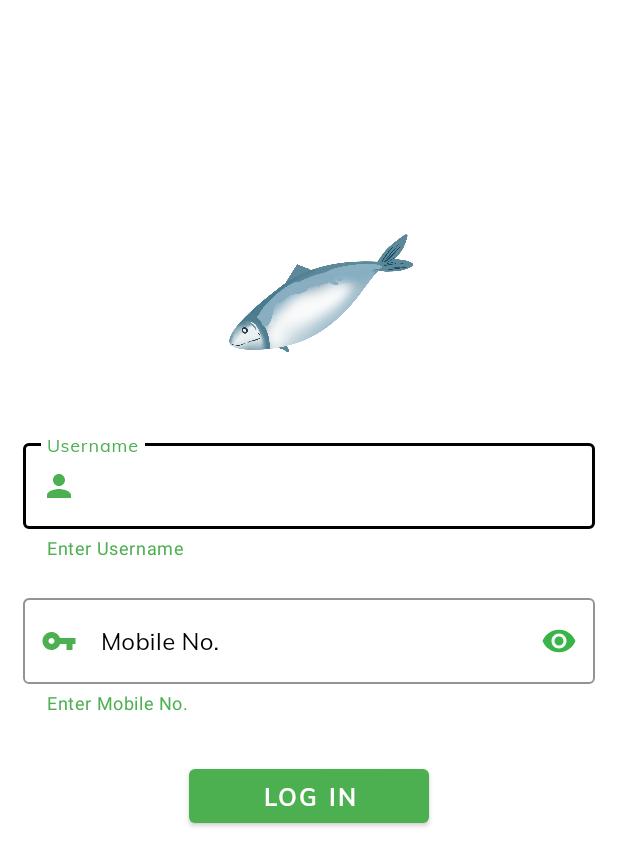
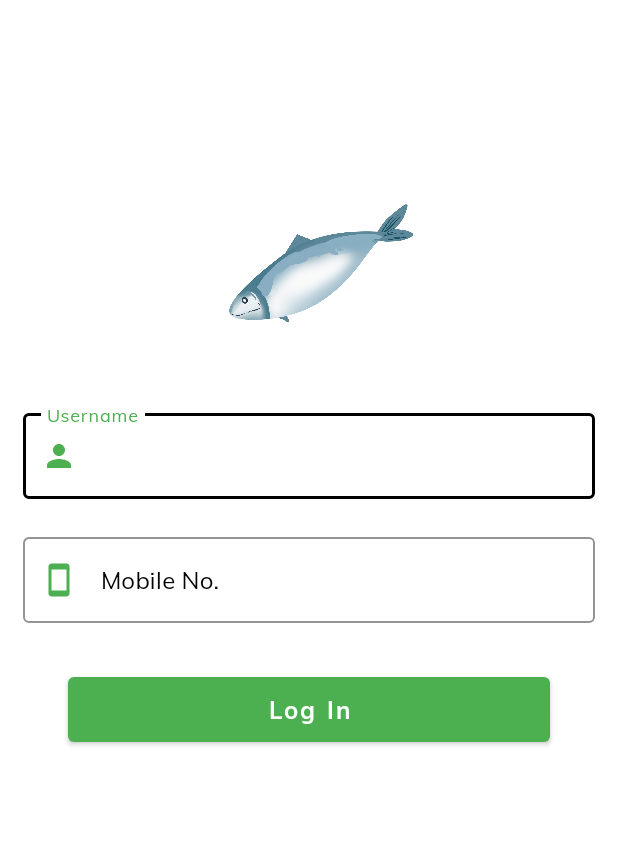
Before and after one commit to Bhupendr/E_Commerce, an Android app: the layout login_page.xml on its own in the app's theme, with its tools: preview values and no code run, on a phone screen of 412 x 824 dp. Shown: the top 866 px of the screen. Run offline under Robolectric (Android 15) with nearby library versions, the phone set to English and light mode, and no system bars.

Commit message:
15/09/2021 Night Pankaj Sharma

```diff
--- a/app/src/main/java/com/Frndzcart/frndzcart/adapter/CartAdapter.kt
+++ b/app/src/main/java/com/Frndzcart/frndzcart/adapter/CartAdapter.kt
@@ -11,8 +11,8 @@ import com.Frndzcart.frndzcart.Global.Global
 import com.Frndzcart.frndzcart.R
 import com.Frndzcart.frndzcart.databinding.ProductItemViewBinding
 import com.Frndzcart.frndzcart.fragment.Cartfragment
-import com.cinntra.salesB2C.`interface`.counter
-import com.cinntra.salesB2C.`interface`.setvisibility
+import com.Frndzcart.frndzcart.`interface`.counter
+import com.Frndzcart.frndzcart.`interface`.setvisibility
 import kotlinx.android.synthetic.main.product_item_view.view.*
 
 class CartAdapter() : RecyclerView.Adapter<CartAdapter.Category_Holder>()  {
--- a/app/src/main/java/com/Frndzcart/frndzcart/adapter/ProductAdapter.kt
+++ b/app/src/main/java/com/Frndzcart/frndzcart/adapter/ProductAdapter.kt
@@ -12,7 +12,7 @@ import androidx.recyclerview.widget.RecyclerView
 import com.Frndzcart.frndzcart.Global.Global
 import com.Frndzcart.frndzcart.R
 import com.Frndzcart.frndzcart.model.Item_Model
-import com.cinntra.salesB2C.`interface`.counter
+import com.Frndzcart.frndzcart.`interface`.counter
 
 class ProductAdapter(var arrayList: ArrayList<Item_Model>) : RecyclerView.Adapter<ProductAdapter.Category_Holder>()  {
     private var context: Context? = null
--- a/app/src/main/java/com/Frndzcart/frndzcart/fragment/Cartfragment.kt
+++ b/app/src/main/java/com/Frndzcart/frndzcart/fragment/Cartfragment.kt
@@ -11,7 +11,7 @@ import com.Frndzcart.frndzcart.Global.Global
 import com.Frndzcart.frndzcart.R
 import com.Frndzcart.frndzcart.adapter.CartAdapter
 import com.Frndzcart.frndzcart.databinding.CartBinding
-import com.cinntra.salesB2C.`interface`.setvisibility
+import com.Frndzcart.frndzcart.`interface`.setvisibility
 
 
 class Cartfragment : Fragment(), setvisibility,View.OnClickListener {
--- /dev/null
+++ b/app/src/main/java/com/Frndzcart/frndzcart/interface/DrawerLock.kt
@@ -0,0 +1,5 @@
+package com.Frndzcart.frndzcart.`interface`
+
+ interface DrawerLock {
+    fun setDrawerLocked(shouldLock: Boolean)
+}
--- a/app/src/main/java/com/Frndzcart/frndzcart/interface/counter.kt
+++ b/app/src/main/java/com/Frndzcart/frndzcart/interface/counter.kt
@@ -1,4 +1,4 @@
-package com.cinntra.salesB2C.`interface`
+package com.Frndzcart.frndzcart.`interface`
 
 interface counter {
     abstract fun onCount(size: Int)
--- a/app/src/main/java/com/Frndzcart/frndzcart/interface/setvisibility.kt
+++ b/app/src/main/java/com/Frndzcart/frndzcart/interface/setvisibility.kt
@@ -1,4 +1,4 @@
-package com.cinntra.salesB2C.`interface`
+package com.Frndzcart.frndzcart.`interface`
 
 interface setvisibility {
     abstract fun setVisibilty(size: Int)
--- /dev/null
+++ b/app/src/main/res/drawable/ic_baseline_smartphone_24.xml
@@ -0,0 +1,10 @@
+<vector xmlns:android="http://schemas.android.com/apk/res/android"
+    android:width="24dp"
+    android:height="24dp"
+    android:viewportWidth="24"
+    android:viewportHeight="24"
+    android:tint="?attr/colorControlNormal">
+  <path
+      android:fillColor="@android:color/white"
+      android:pathData="M17,1.01L7,1c-1.1,0 -2,0.9 -2,2v18c0,1.1 0.9,2 2,2h10c1.1,0 2,-0.9 2,-2V3c0,-1.1 -0.9,-1.99 -2,-1.99zM17,19H7V5h10v14z"/>
+</vector>
--- a/app/src/main/res/layout/activity_main.xml
+++ b/app/src/main/res/layout/activity_main.xml
@@ -6,6 +6,7 @@
     android:layout_width="match_parent"
     android:layout_height="match_parent"
     android:fitsSystemWindows="true"
+    style="@style/Theme.AppCompat.Light"
     tools:openDrawer="start">
 
 
--- a/app/src/main/res/layout/login_page.xml
+++ b/app/src/main/res/layout/login_page.xml
@@ -31,7 +31,7 @@
         app:layout_constraintRight_toRightOf="parent"
         android:background="@drawable/fish_image"
         app:layout_constraintTop_toTopOf="parent"
-        android:layout_marginTop="@dimen/size_120"/>
+        android:layout_marginTop="@dimen/size_100"/>
 
             <com.google.android.material.textfield.TextInputLayout
                 android:id="@+id/textField"
@@ -48,9 +48,6 @@
                 android:textColorHint="@color/black"
                 app:boxStrokeColor="@color/black"
                 app:hintAnimationEnabled="true"
-                app:helperTextEnabled="true"
-                app:helperText="@string/enter_username"
-                app:helperTextTextColor="@color/colorPrimary"
                 android:hint="@string/username">
 
                 <com.google.android.material.textfield.TextInputEditText
@@ -63,9 +60,7 @@
                     android:textSize="@dimen/text_size_16"
                     android:paddingLeft="@dimen/size_10"
                     android:paddingRight="@dimen/size_10"
-                    android:maxLines="1"
-                    app:helperTextEnabled="true"
-                    app:helperText="@string/enter_username"/>
+                    android:maxLines="1"/>
 
 
 
@@ -80,49 +75,45 @@
                 app:helperTextTextColor="@color/colorPrimary"
                 app:layout_constraintStart_toStartOf="parent"
                 app:layout_constraintEnd_toEndOf="parent"
-                app:startIconDrawable="@drawable/ic_baseline_vpn_key_24"
+                app:startIconDrawable="@drawable/ic_baseline_smartphone_24"
                 app:startIconContentDescription="@string/username"
                 app:startIconTint="@color/colorPrimary"
                 android:textColorHint="@color/black"
-                app:endIconMode="password_toggle"
-                app:endIconTint="@color/green"
                 app:boxStrokeColor="@color/black"
                 style="@style/Widget.MaterialComponents.TextInputLayout.OutlinedBox"
                 android:hint="@string/mobile_no"
-                app:helperTextEnabled="true"
-                app:helperText="@string/enter_mobile"
-                app:hintAnimationEnabled="true"
                 >
 
                 <com.google.android.material.textfield.TextInputEditText
                     android:layout_width="match_parent"
                     android:layout_height="wrap_content"
-                    android:inputType="textPassword"
+                    android:inputType="phone"
                     android:textColor="@color/black"
                     android:fontFamily="@font/muli_regular"
                     android:textSize="@dimen/text_size_16"
                     android:paddingLeft="@dimen/size_10"
                     android:paddingRight="@dimen/size_10"
-                    android:maxLines="1"
-                    app:helperTextEnabled="true"
-                    app:helperText="@string/enter_mobile"/>
+                    android:maxLines="1" />
 
 
 
             </com.google.android.material.textfield.TextInputLayout>
 
             <com.google.android.material.button.MaterialButton
-                android:layout_width="@dimen/size_160"
-                android:layout_height="wrap_content"
+                android:id="@+id/login"
+                android:layout_width="match_parent"
+                android:layout_height="@dimen/size_55"
                 app:layout_constraintTop_toBottomOf="@id/passwordField"
                 app:backgroundTint="@color/colorPrimary"
                 app:layout_constraintStart_toStartOf="parent"
                 app:layout_constraintEnd_toEndOf="parent"
                 android:text="@string/log_in"
+                android:layout_marginLeft="@dimen/size_30"
+                android:layout_marginRight="@dimen/size_30"
                 android:textColor="@color/white"
                 android:textSize="@dimen/text_size_16"
                 android:gravity="center"
-                android:textAllCaps="true"
+                android:textAllCaps="false"
                 android:fontFamily="@font/muli_bold"
                 android:layout_marginTop="@dimen/size_30"/>
 
--- a/app/src/main/res/values-night/themes.xml
+++ b/app/src/main/res/values-night/themes.xml
@@ -1,6 +1,6 @@
 <resources xmlns:tools="http://schemas.android.com/tools">
     <!-- Base application theme. -->
-    <style name="Theme.E_Commerce" parent="Theme.MaterialComponents.NoActionBar">
+    <style name="Theme.E_Commerce" parent="Theme.MaterialComponents.Light.NoActionBar">
         <!-- Primary brand color. -->
         <item name="colorPrimary">@color/colorPrimary</item>
         <item name="colorPrimaryVariant">#ABCF80</item>
--- a/app/src/main/res/values/styles.xml
+++ b/app/src/main/res/values/styles.xml
@@ -1,7 +1,7 @@
 <?xml version="1.0" encoding="utf-8"?>
 <resources>
 
-    <style name="AppTheme" parent="Theme.MaterialComponents.NoActionBar">
+    <style name="AppTheme" parent="Theme.MaterialComponents.Light.NoActionBar">
 
         <item name="windowActionBar">false</item>
         <item name="windowNoTitle">true</item>
--- a/app/src/main/res/values/themes.xml
+++ b/app/src/main/res/values/themes.xml
@@ -1,6 +1,6 @@
 <resources xmlns:tools="http://schemas.android.com/tools">
     <!-- Base application theme. -->
-    <style name="Theme.E_Commerce" parent="Theme.MaterialComponents.NoActionBar">
+    <style name="Theme.E_Commerce" parent="Theme.MaterialComponents.Light.NoActionBar">
         <!-- Primary brand color. -->
         <item name="colorPrimary">@color/colorPrimary</item>
         <item name="colorPrimaryVariant">#ABCF80</item>
```
Also changed, not shown: app/src/main/java/com/Frndzcart/frndzcart/Global/Global.kt (+15 -3 lines), app/src/main/java/com/Frndzcart/frndzcart/activity/LogInActivity.kt (+11 -1 lines), app/src/main/java/com/Frndzcart/frndzcart/activity/MainActivity.kt (+51 -33 lines), app/src/main/java/com/Frndzcart/frndzcart/fragment/Add_Product_fragment.kt (+6 -2 lines), app/src/main/java/com/Frndzcart/frndzcart/fragment/HomeFragment.kt (+12 -0 lines), app/src/main/res/drawable/ic_left_back_.xml (+4 -4 lines).
